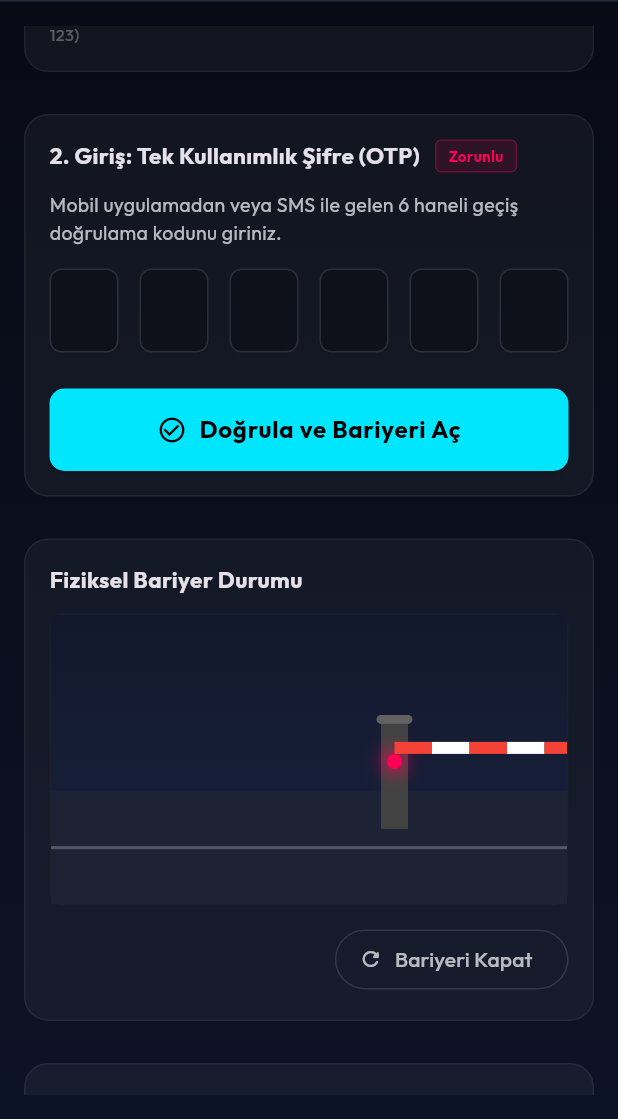
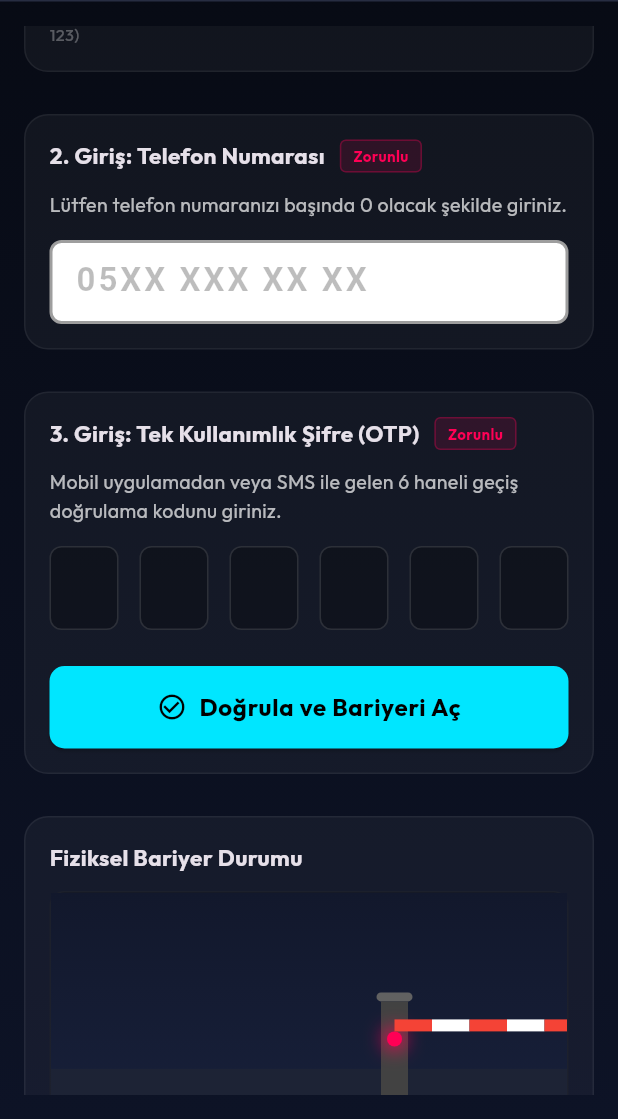
Before and after one commit to DoritosLover1/ispark-kmt-project-simulation, a Flutter app: the screen it shows after launch, scrolled down 576 dp, on a phone screen of 412 x 824 dp, the part 117-1236 px from its top. Run offline on Flutter 3.47's test engine with Material 3 defaults, Android fonts, the phone set to English and light mode, and no system bars; our stand-ins replace flutter_dotenv, google_fonts, shared_preferences, supabase_flutter; accounts and stored records are empty.

Commit message:
Small changes

```diff
--- a/lib/main.dart
+++ b/lib/main.dart
@@ -72,6 +72,7 @@ class _MainGateScreenState extends State<MainGateScreen> {
   bool _isSupabaseConfigured = false;
 
   final TextEditingController _plateController = TextEditingController();
+  final TextEditingController _phoneController = TextEditingController();
   final List<TextEditingController> _otpControllers = List.generate(
     6,
     (_) => TextEditingController(),
@@ -121,6 +122,7 @@ class _MainGateScreenState extends State<MainGateScreen> {
   void dispose() {
     _clockTimer.cancel();
     _plateController.dispose();
+    _phoneController.dispose();
     for (var c in _otpControllers) {
       c.dispose();
     }
@@ -329,6 +331,7 @@ class _MainGateScreenState extends State<MainGateScreen> {
 
   void _verifyAndTrigger() async {
     final plateValue = _plateController.text.replaceAll(' ', '').trim();
+    final phoneValue = _phoneController.text.replaceAll(' ', '').trim();
 
     String otpValue = '';
     for (var c in _otpControllers) {
@@ -339,6 +342,14 @@ class _MainGateScreenState extends State<MainGateScreen> {
       _addLog('system', 'HATA: Lütfen bir plaka bilgisi giriniz!', 'error');
       _showErrorDialog(
         'Lütfen plaka bilgisini giriniz (Elle girin veya sensörden okutun).',
+      );
+      return;
+    }
+
+    if (phoneValue.length != 11 || !phoneValue.startsWith('05')) {
+      _addLog('system', 'HATA: Geçersiz telefon numarası!', 'error');
+      _showErrorDialog(
+        'Lütfen telefon numaranızı başında 0 olacak şekilde 11 hane olarak giriniz. (Örn: 05XX XXX XX XX)',
       );
       return;
     }
@@ -387,7 +398,12 @@ class _MainGateScreenState extends State<MainGateScreen> {
       final response = await client.functions.invoke(
         _sbFunction,
         headers: {'x-secret-key': _secretKey},
-        body: {'plaka': plateValue, 'otopark_id': _otoparkId, 'otp': otpValue},
+        body: {
+          'plaka': plateValue,
+          'otopark_id': _otoparkId,
+          'otp': otpValue,
+          'telefon_numarasi': phoneValue,
+        },
       );
 
       final data = response.data;
@@ -1190,7 +1206,54 @@ class _MainGateScreenState extends State<MainGateScreen> {
         const SizedBox(height: 16),
 
         _buildCard(
-          title: '2. Giriş: Tek Kullanımlık Şifre (OTP)',
+          title: '2. Giriş: Telefon Numarası',
+          badgeText: 'Zorunlu',
+          badgeColor: const Color(0xffff0055),
+          child: Column(
+            crossAxisAlignment: CrossAxisAlignment.stretch,
+            children: [
+              const Text(
+                'Lütfen telefon numaranızı başında 0 olacak şekilde giriniz.',
+                style: TextStyle(fontSize: 13, color: Colors.white70),
+              ),
+              const SizedBox(height: 14),
+              Container(
+                height: 56,
+                decoration: BoxDecoration(
+                  color: Colors.white,
+                  borderRadius: BorderRadius.circular(8),
+                  border: Border.all(color: Colors.grey, width: 2),
+                ),
+                child: Padding(
+                  padding: const EdgeInsets.symmetric(horizontal: 15.0),
+                  child: TextField(
+                    controller: _phoneController,
+                    keyboardType: TextInputType.phone,
+                    style: GoogleFonts.shareTechMono(
+                      color: Colors.black,
+                      fontSize: 22,
+                      fontWeight: FontWeight.bold,
+                      letterSpacing: 2.0,
+                    ),
+                    decoration: const InputDecoration(
+                      border: InputBorder.none,
+                      hintText: '05XX XXX XX XX',
+                      hintStyle: TextStyle(color: Colors.black26),
+                    ),
+                    inputFormatters: [
+                      FilteringTextInputFormatter.digitsOnly,
+                      LengthLimitingTextInputFormatter(11),
+                    ],
+                  ),
+                ),
+              ),
+            ],
+          ),
+        ),
+        const SizedBox(height: 16),
+
+        _buildCard(
+          title: '3. Giriş: Tek Kullanımlık Şifre (OTP)',
           badgeText: 'Zorunlu',
           badgeColor: const Color(0xffff0055),
           child: Column(
```
